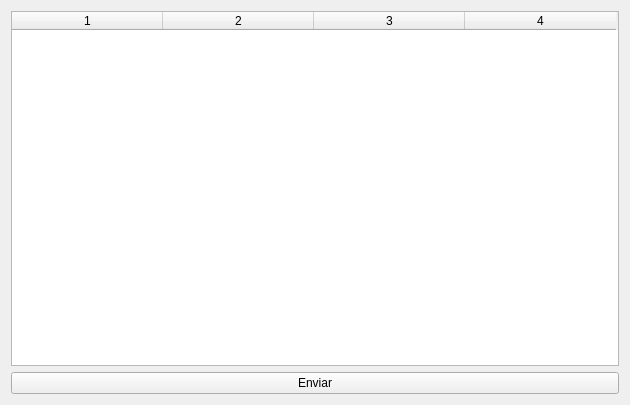
Old version of the form addrecordwindow.ui in the repository carlosvelaquez/ProyectoEDII.
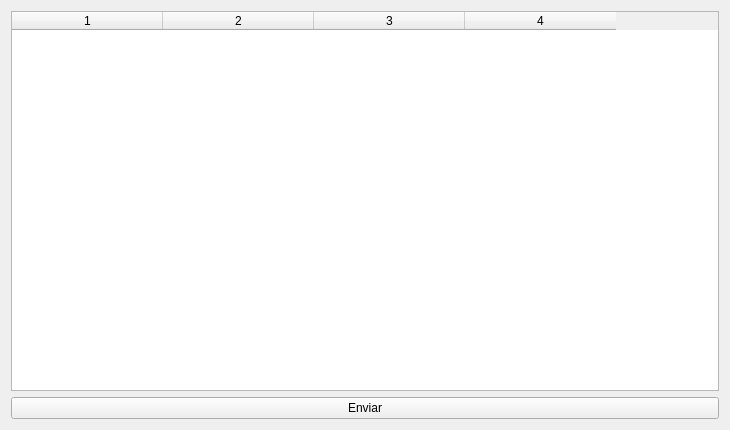
New version of the form.

```diff
--- a/addrecordwindow.ui
+++ b/addrecordwindow.ui
@@ -6,8 +6,8 @@
    <rect>
     <x>0</x>
     <y>0</y>
-    <width>630</width>
-    <height>405</height>
+    <width>730</width>
+    <height>430</height>
    </rect>
   </property>
   <property name="windowTitle">
```
